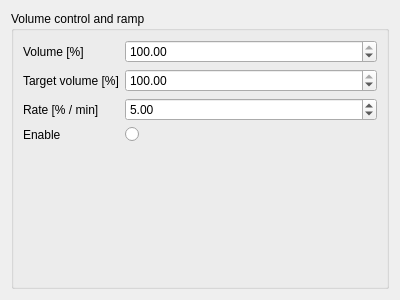
The window that designer/volumecontrolwidget.ui (diglet48/restim) describes before a commit, drawn with Qt 5.
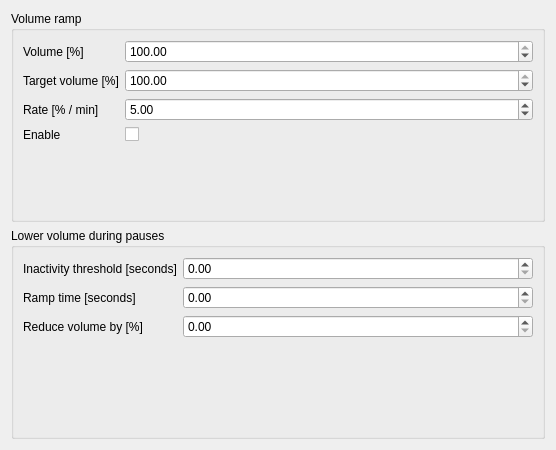
The same window after the commit.

Commit message: Add option to lower volume on inactivity.

```diff
--- a/designer/volumecontrolwidget.ui
+++ b/designer/volumecontrolwidget.ui
@@ -6,18 +6,18 @@
    <rect>
     <x>0</x>
     <y>0</y>
-    <width>400</width>
-    <height>300</height>
+    <width>556</width>
+    <height>450</height>
    </rect>
   </property>
   <property name="windowTitle">
    <string>Form</string>
   </property>
-  <layout class="QHBoxLayout" name="horizontalLayout">
+  <layout class="QVBoxLayout" name="verticalLayout">
    <item>
     <widget class="QGroupBox" name="groupBox">
      <property name="title">
-      <string>Volume control and ramp</string>
+      <string>Volume ramp</string>
      </property>
      <layout class="QFormLayout" name="formLayout_2">
       <item row="0" column="0">
@@ -91,7 +91,7 @@
        </widget>
       </item>
       <item row="3" column="1">
-       <widget class="QRadioButton" name="radioButton_enabled">
+       <widget class="QCheckBox" name="checkBox_ramp_enabled">
         <property name="text">
          <string/>
         </property>
@@ -100,6 +100,66 @@
      </layout>
     </widget>
    </item>
+   <item>
+    <widget class="QGroupBox" name="groupBox_2">
+     <property name="title">
+      <string>Lower volume during pauses</string>
+     </property>
+     <layout class="QFormLayout" name="formLayout">
+      <item row="0" column="0">
+       <widget class="QLabel" name="label_2">
+        <property name="text">
+         <string>Inactivity threshold [seconds]</string>
+        </property>
+       </widget>
+      </item>
+      <item row="0" column="1">
+       <widget class="QDoubleSpinBox" name="doubleSpinBox_inactivity_threshold">
+        <property name="maximum">
+         <double>100.000000000000000</double>
+        </property>
+        <property name="singleStep">
+         <double>0.100000000000000</double>
+        </property>
+       </widget>
+      </item>
+      <item row="2" column="0">
+       <widget class="QLabel" name="label_3">
+        <property name="text">
+         <string>Reduce volume by [%]</string>
+        </property>
+       </widget>
+      </item>
+      <item row="2" column="1">
+       <widget class="QDoubleSpinBox" name="doubleSpinBox_inactivity_volume">
+        <property name="maximum">
+         <double>100.000000000000000</double>
+        </property>
+        <property name="singleStep">
+         <double>0.100000000000000</double>
+        </property>
+       </widget>
+      </item>
+      <item row="1" column="0">
+       <widget class="QLabel" name="label_4">
+        <property name="text">
+         <string>Ramp time [seconds]</string>
+        </property>
+       </widget>
+      </item>
+      <item row="1" column="1">
+       <widget class="QDoubleSpinBox" name="doubleSpinBox_inactivity_ramp_time">
+        <property name="maximum">
+         <double>100.000000000000000</double>
+        </property>
+        <property name="singleStep">
+         <double>0.100000000000000</double>
+        </property>
+       </widget>
+      </item>
+     </layout>
+    </widget>
+   </item>
   </layout>
  </widget>
  <resources/>
```
Left out of the diff: 9 changed lines with no effect on the pictures. The commit also changes 8 other files.
